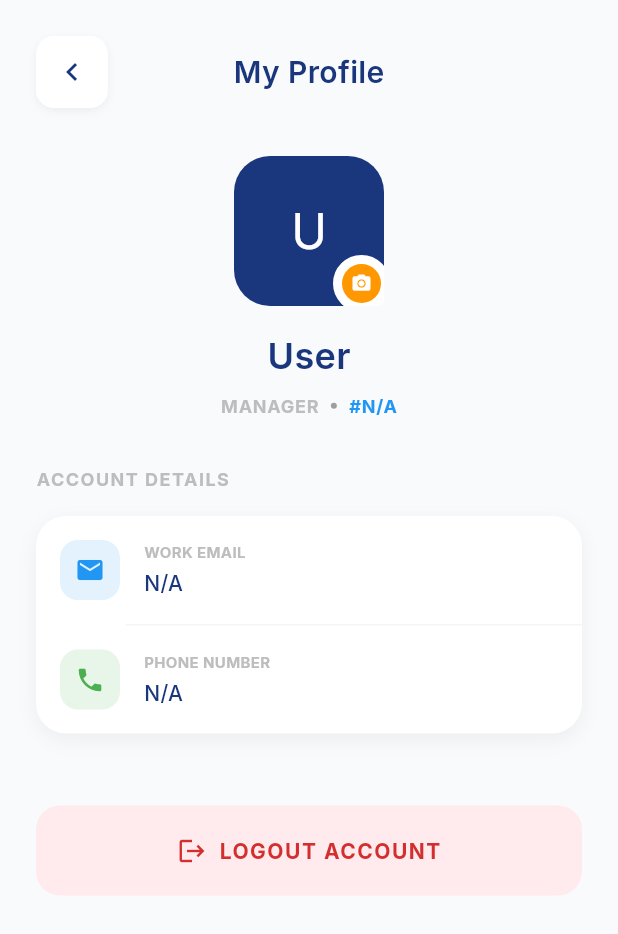
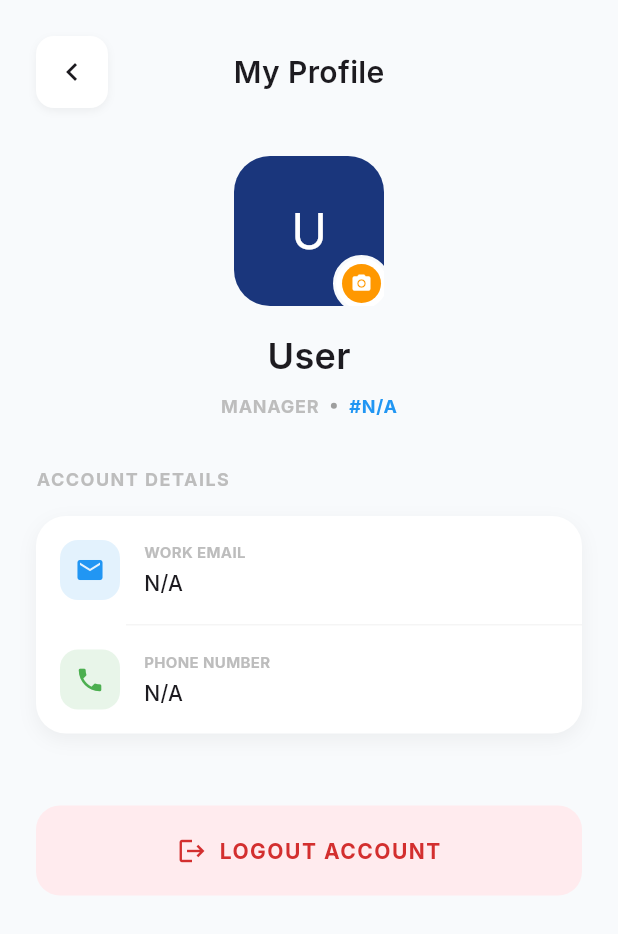
Before and after one commit to kunalsolanki22/Unified-Office-Management-System, a Flutter app: the ManagerProfileScreen widget shown alone on an empty page, opened directly, on a phone screen of 412 x 824 dp. Shown: the top 934 px of the screen. Run offline on Flutter 3.47's test engine with Material 3 defaults, Android fonts, the phone set to English and light mode, and no system bars; our stand-ins replace calendar_date_picker2, google_fonts, jwt_decoder, shared_preferences; accounts and stored records are empty; network calls fail.

```diff
--- a/frontend-mobile/flutter_application/lib/screens/manager_profile_screen.dart
+++ b/frontend-mobile/flutter_application/lib/screens/manager_profile_screen.dart
@@ -26,6 +26,7 @@ class _ManagerProfileScreenState extends State<ManagerProfileScreen> {
 
   @override
   Widget build(BuildContext context) {
+    final isDark = Theme.of(context).brightness == Brightness.dark;
     return Scrollbar(
       controller: _scrollController,
       thumbVisibility: true,
@@ -59,7 +60,7 @@ class _ManagerProfileScreenState extends State<ManagerProfileScreen> {
           alignment: Alignment.centerLeft,
           child: Container(
              decoration: BoxDecoration(
-              color: Colors.white,
+              color: Theme.of(context).cardColor,
               borderRadius: BorderRadius.circular(12),
               boxShadow: [
                 BoxShadow(
@@ -70,7 +71,7 @@ class _ManagerProfileScreenState extends State<ManagerProfileScreen> {
               ],
             ),
             child: IconButton(
-              icon: const Icon(Icons.chevron_left, color: Color(0xFF1A367C)),
+              icon: Icon(Icons.chevron_left, color: Theme.of(context).textTheme.bodyLarge?.color),
               onPressed: () {
                 if (widget.onBack != null) {
                   widget.onBack!();
@@ -81,12 +82,12 @@ class _ManagerProfileScreenState extends State<ManagerProfileScreen> {
             ),
           ),
         ),
-        const Text(
+        Text(
           'My Profile',
           style: TextStyle(
             fontSize: 20,
             fontWeight: FontWeight.w600,
-            color: Color(0xFF1A367C),
+            color: Theme.of(context).textTheme.bodyLarge?.color,
           ),
         ),
       ],
@@ -116,17 +117,13 @@ class _ManagerProfileScreenState extends State<ManagerProfileScreen> {
               width: 100,
               height: 100,
               decoration: BoxDecoration(
-                color: const Color(0xFF1A367C),
+                color: Theme.of(context).primaryColor,
                 borderRadius: BorderRadius.circular(24),
               ),
               child: Center(
                 child: Text(
                   initials,
-                  style: const TextStyle(
-                    fontSize: 32,
-                    fontWeight: FontWeight.w400,
-                    color: Colors.white,
-                  ),
+                  style: TextStyle(fontSize: 32, fontWeight: FontWeight.w400, color: Theme.of(context).colorScheme.onPrimary),
                 ),
               ),
             ),
@@ -136,9 +133,9 @@ class _ManagerProfileScreenState extends State<ManagerProfileScreen> {
               child: Container(
                 padding: const EdgeInsets.all(4),
                 decoration: BoxDecoration(
-                  color: Colors.white,
+                  color: Theme.of(context).cardColor,
                   shape: BoxShape.circle,
-                  border: Border.all(color: Colors.white, width: 2),
+                  border: Border.all(color: Theme.of(context).scaffoldBackgroundColor, width: 2),
                 ),
                 child: Container(
                   padding: const EdgeInsets.all(6),
@@ -146,10 +143,10 @@ class _ManagerProfileScreenState extends State<ManagerProfileScreen> {
                     color: Colors.orange,
                     shape: BoxShape.circle,
                   ),
-                  child: const Icon(
+                  child: Icon(
                     Icons.camera_alt,
                     size: 14,
-                    color: Colors.white,
+                    color: Theme.of(context).cardColor,
                   ),
                 ),
               ),
@@ -159,10 +156,10 @@ class _ManagerProfileScreenState extends State<ManagerProfileScreen> {
         const SizedBox(height: 16),
         Text(
           fullName,
-          style: const TextStyle(
+          style: TextStyle(
             fontSize: 24,
             fontWeight: FontWeight.w600,
-            color: Color(0xFF1A367C),
+            color: Theme.of(context).textTheme.bodyLarge?.color,
           ),
         ),
         const SizedBox(height: 8),
@@ -215,7 +212,7 @@ class _ManagerProfileScreenState extends State<ManagerProfileScreen> {
         const SizedBox(height: 16),
         Container(
           decoration: BoxDecoration(
-            color: Colors.white,
+            color: Theme.of(context).cardColor,
             borderRadius: BorderRadius.circular(20),
             boxShadow: [
               BoxShadow(
@@ -287,10 +284,10 @@ class _ManagerProfileScreenState extends State<ManagerProfileScreen> {
                   const SizedBox(height: 4),
                   Text(
                     value,
-                    style: const TextStyle(
+                    style: TextStyle(
                       fontSize: 14,
                       fontWeight: FontWeight.w500,
-                      color: Color(0xFF1A367C),
+                      color: Theme.of(context).textTheme.bodyLarge?.color,
                     ),
                   ),
                 ],
@@ -324,8 +321,8 @@ class _ManagerProfileScreenState extends State<ManagerProfileScreen> {
           ),
         ),
         style: ElevatedButton.styleFrom(
-          backgroundColor: const Color(0xFFFFEBEE),
-          foregroundColor: const Color(0xFFD32F2F),
+          backgroundColor: Theme.of(context).brightness == Brightness.dark ? Colors.red.withOpacity(0.2) : const Color(0xFFFFEBEE),
+          foregroundColor: Theme.of(context).brightness == Brightness.dark ? Colors.red[300] : const Color(0xFFD32F2F),
           padding: const EdgeInsets.symmetric(vertical: 20),
           elevation: 0,
           shape: RoundedRectangleBorder(
```
Also changed, not shown: frontend-mobile/flutter_application/lib/screens/desk_booking_screen.dart (+100 -9 lines), frontend-mobile/flutter_application/lib/screens/employee/employee_profile_screen.dart (+21 -20 lines), 9 other files.
